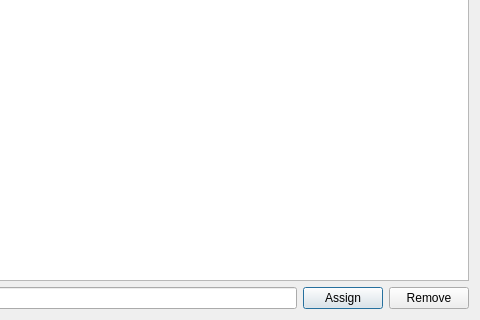
Old version of the form Code/Tools/GuiFoundation/Dialogs/ShortcutEditorDlg.ui in the repository ezEngine/ezEngine; both pictures show x 102 to 582 and y 276 to 596 of the 582 by 596 pixel window.
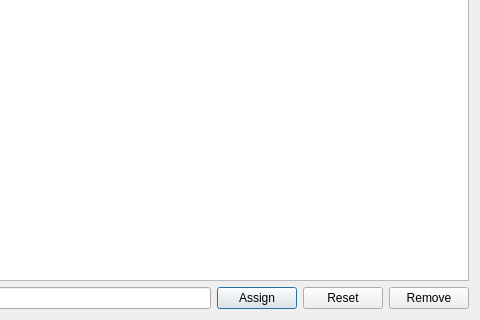
New version of the form. Icons and pictures are not drawn.

Commit message: Shortcuts are now stored such that when the default assignment changes and the shortcut had not been modified, it will not stick to the previous default value anymore. Also added a Reset button to the shortcut dialog, and modified shortcuts are now highlighted. Collision mesh assets now have a file browser for the mesh property.

Patch:
```diff
--- a/Code/Tools/GuiFoundation/Dialogs/ShortcutEditorDlg.ui
+++ b/Code/Tools/GuiFoundation/Dialogs/ShortcutEditorDlg.ui
@@ -55,6 +55,13 @@
        </property>
       </widget>
      </item>
+     <item>
+      <widget class="QPushButton" name="ButtonReset">
+       <property name="text">
+        <string>Reset</string>
+       </property>
+      </widget>
+     </item>
      <item>
       <widget class="QPushButton" name="ButtonRemove">
        <property name="text">
```
The commit also changes 7 other files.
